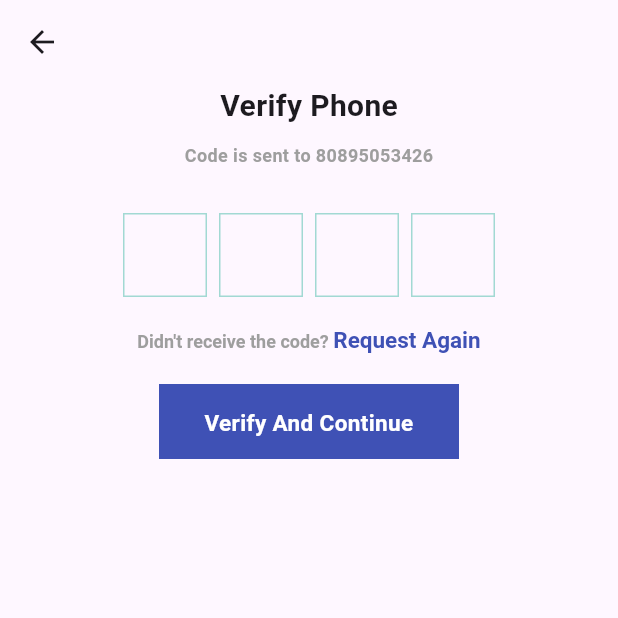
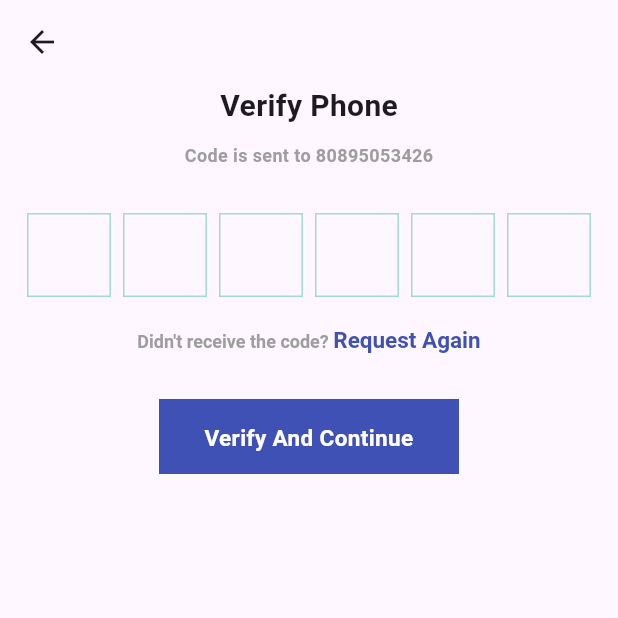
Before and after one commit to shubhamgitvns/Transport_Project, a Flutter app: the Conform_verifitation_page screen opened by its route, on a phone screen of 412 x 824 dp, the top half of it. Run offline on Flutter 3.47's test engine with Material 3 defaults, Android fonts, the light colour scheme and no system bars; drawn by our look-alikes of pinput; our stand-ins replace intl_phone_number_input; network calls fail; key blocks and very long unbroken strings in the code were emptied for the run.

Commit message:
Create 6 pin box

```diff
--- a/lib/Comform_verifitation.dart
+++ b/lib/Comform_verifitation.dart
@@ -36,6 +36,7 @@ class _Conform_verifitation_pageState extends State<Conform_verifitation_page> {
       decoration: BoxDecoration(
         //borderRadius: BorderRadius.circular(19),
         border: Border.all(color: borderColor),
+
       ),
     );
     return Scaffold(
@@ -66,6 +67,8 @@ class _Conform_verifitation_pageState extends State<Conform_verifitation_page> {
                       // Specify direction if desired
                       textDirection: TextDirection.ltr,
                       child: Pinput(
+                        //Boxes number
+                        length: 6,
                         controller: pinController,
                         focusNode: focusNode,
                         androidSmsAutofillMethod:
@@ -94,7 +97,7 @@ class _Conform_verifitation_pageState extends State<Conform_verifitation_page> {
                               margin: const EdgeInsets.only(bottom: 9),
                               width: 22,
                               height: 1,
-                              color: focusedBorderColor,
+                              color: Colors.indigo,
                             ),
                           ],
                         ),
@@ -142,7 +145,7 @@ class _Conform_verifitation_pageState extends State<Conform_verifitation_page> {
               ),
 
               const SizedBox(
-                height: 20,
+                height: 30,
               ),
 
               Row(
```
